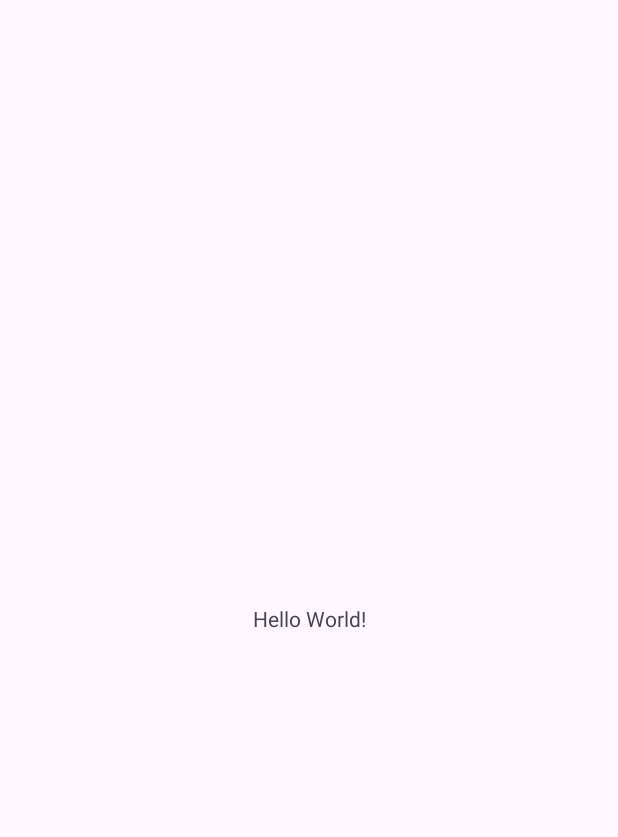
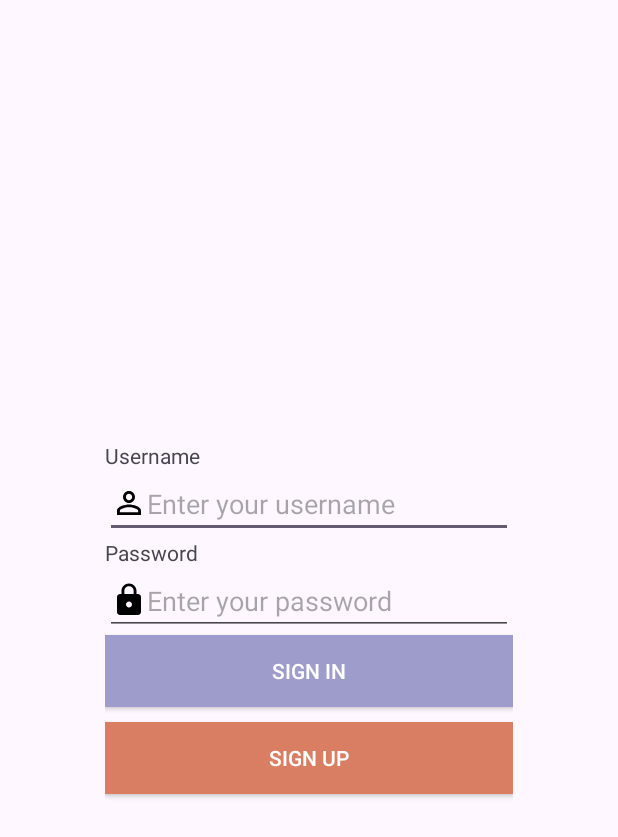
Before and after one commit to Abhijay-Prakash/Blog-App, an Android app: the screen it shows after launch (MainActivity), on a phone screen of 412 x 824 dp. Before the commit the part shown is almost empty. Shown: the top 837 px of the screen. Run offline under Robolectric (Android 15) with nearby library versions, the phone set to English and light mode, and no system bars.

Commit message:
Sign Up page complete

```diff
--- a/app/src/main/AndroidManifest.xml
+++ b/app/src/main/AndroidManifest.xml
@@ -13,6 +13,12 @@
         android:theme="@style/Theme.WeBlog"
         tools:targetApi="31">
         <activity
+            android:name=".Blog"
+            android:exported="false" />
+        <activity
+            android:name=".SignUp"
+            android:exported="false" />
+        <activity
             android:name=".MainActivity"
             android:exported="true">
             <intent-filter>
--- /dev/null
+++ b/app/src/main/res/drawable/baseline_person_outline_24.xml
@@ -0,0 +1,5 @@
+<vector xmlns:android="http://schemas.android.com/apk/res/android" android:height="24dp" android:tint="#000000" android:viewportHeight="24" android:viewportWidth="24" android:width="24dp">
+
+    <path android:fillColor="@android:color/white" android:pathData="M12,5.9c1.16,0 2.1,0.94 2.1,2.1s-0.94,2.1 -2.1,2.1S9.9,9.16 9.9,8s0.94,-2.1 2.1,-2.1m0,9c2.97,0 6.1,1.46 6.1,2.1v1.1L5.9,18.1L5.9,17c0,-0.64 3.13,-2.1 6.1,-2.1M12,4C9.79,4 8,5.79 8,8s1.79,4 4,4 4,-1.79 4,-4 -1.79,-4 -4,-4zM12,13c-2.67,0 -8,1.34 -8,4v3h16v-3c0,-2.66 -5.33,-4 -8,-4z"/>
+
+</vector>
--- /dev/null
+++ b/app/src/main/res/drawable/email.xml
@@ -0,0 +1,5 @@
+<vector xmlns:android="http://schemas.android.com/apk/res/android" android:height="24dp" android:tint="#000000" android:viewportHeight="24" android:viewportWidth="24" android:width="24dp">
+
+    <path android:fillColor="@android:color/white" android:pathData="M20,4L4,4c-1.1,0 -1.99,0.9 -1.99,2L2,18c0,1.1 0.9,2 2,2h16c1.1,0 2,-0.9 2,-2L22,6c0,-1.1 -0.9,-2 -2,-2zM20,8l-8,5 -8,-5L4,6l8,5 8,-5v2z"/>
+
+</vector>
--- /dev/null
+++ b/app/src/main/res/drawable/lock.xml
@@ -0,0 +1,5 @@
+<vector xmlns:android="http://schemas.android.com/apk/res/android" android:height="24dp" android:tint="#000000" android:viewportHeight="24" android:viewportWidth="24" android:width="24dp">
+
+    <path android:fillColor="@android:color/white" android:pathData="M18,8h-1L17,6c0,-2.76 -2.24,-5 -5,-5S7,3.24 7,6v2L6,8c-1.1,0 -2,0.9 -2,2v10c0,1.1 0.9,2 2,2h12c1.1,0 2,-0.9 2,-2L20,10c0,-1.1 -0.9,-2 -2,-2zM12,17c-1.1,0 -2,-0.9 -2,-2s0.9,-2 2,-2 2,0.9 2,2 -0.9,2 -2,2zM15.1,8L8.9,8L8.9,6c0,-1.71 1.39,-3.1 3.1,-3.1 1.71,0 3.1,1.39 3.1,3.1v2z"/>
+
+</vector>
--- /dev/null
+++ b/app/src/main/res/drawable/mob.xml
@@ -0,0 +1,5 @@
+<vector xmlns:android="http://schemas.android.com/apk/res/android" android:height="24dp" android:tint="#000000" android:viewportHeight="24" android:viewportWidth="24" android:width="24dp">
+
+    <path android:fillColor="@android:color/white" android:pathData="M6.62,10.79c1.44,2.83 3.76,5.14 6.59,6.59l2.2,-2.2c0.27,-0.27 0.67,-0.36 1.02,-0.24 1.12,0.37 2.33,0.57 3.57,0.57 0.55,0 1,0.45 1,1V20c0,0.55 -0.45,1 -1,1 -9.39,0 -17,-7.61 -17,-17 0,-0.55 0.45,-1 1,-1h3.5c0.55,0 1,0.45 1,1 0,1.25 0.2,2.45 0.57,3.57 0.11,0.35 0.03,0.74 -0.25,1.02l-2.2,2.2z"/>
+
+</vector>
--- a/app/src/main/res/layout/activity_main.xml
+++ b/app/src/main/res/layout/activity_main.xml
@@ -1,19 +1,44 @@
-<?xml version="1.0" encoding="utf-8"?>
-<androidx.constraintlayout.widget.ConstraintLayout xmlns:android="http://schemas.android.com/apk/res/android"
-    xmlns:app="http://schemas.android.com/apk/res-auto"
-    xmlns:tools="http://schemas.android.com/tools"
-    android:id="@+id/main"
-    android:layout_width="match_parent"
+<LinearLayout android:layout_width="match_parent"
     android:layout_height="match_parent"
-    tools:context=".MainActivity">
+    android:orientation="vertical"
+    android:gravity="center"
+    android:padding="70dp"
+    xmlns:android="http://schemas.android.com/apk/res/android">
+    <TextView
+        android:layout_width="match_parent"
+        android:layout_height="wrap_content"
+        android:text="Username"/>
+    <EditText
+        android:layout_width="match_parent"
+        android:layout_height="wrap_content"
+        android:hint="Enter your username"
+        android:drawableLeft="@drawable/baseline_person_outline_24"/>
+
 
     <TextView
-        android:layout_width="wrap_content"
+        android:layout_width="match_parent"
         android:layout_height="wrap_content"
-        android:text="Hello World!"
-        app:layout_constraintBottom_toBottomOf="parent"
-        app:layout_constraintEnd_toEndOf="parent"
-        app:layout_constraintStart_toStartOf="parent"
-        app:layout_constraintTop_toTopOf="parent" />
+        android:text="Password"/>
+    <EditText
+        android:layout_width="match_parent"
+        android:layout_height="wrap_content"
+        android:hint="Enter your password"
+        android:drawableLeft="@drawable/lock"/>
 
-</androidx.constraintlayout.widget.ConstraintLayout>
+
+
+    <androidx.appcompat.widget.AppCompatButton
+        android:layout_width="match_parent"
+        android:layout_height="wrap_content"
+        android:text="SIGN IN"
+        android:background="#9D9CCA"
+        android:textColor="@color/white"
+        android:layout_marginBottom="10dp"/>
+
+    <androidx.appcompat.widget.AppCompatButton
+        android:layout_width="match_parent"
+        android:layout_height="wrap_content"
+        android:text="SIGN UP"
+        android:background="#D97E62"
+        android:textColor="@color/white"/>
+</LinearLayout>
```
Also changed, not shown: app/src/main/java/com/example/weblog/Blog.java (added, +24 -0 lines), app/src/main/java/com/example/weblog/SignUp.java (added, +20 -0 lines), app/src/main/res/layout/activity_blog.xml (added, +10 -0 lines), app/src/main/res/layout/activity_sign_up.xml (added, +92 -0 lines).
